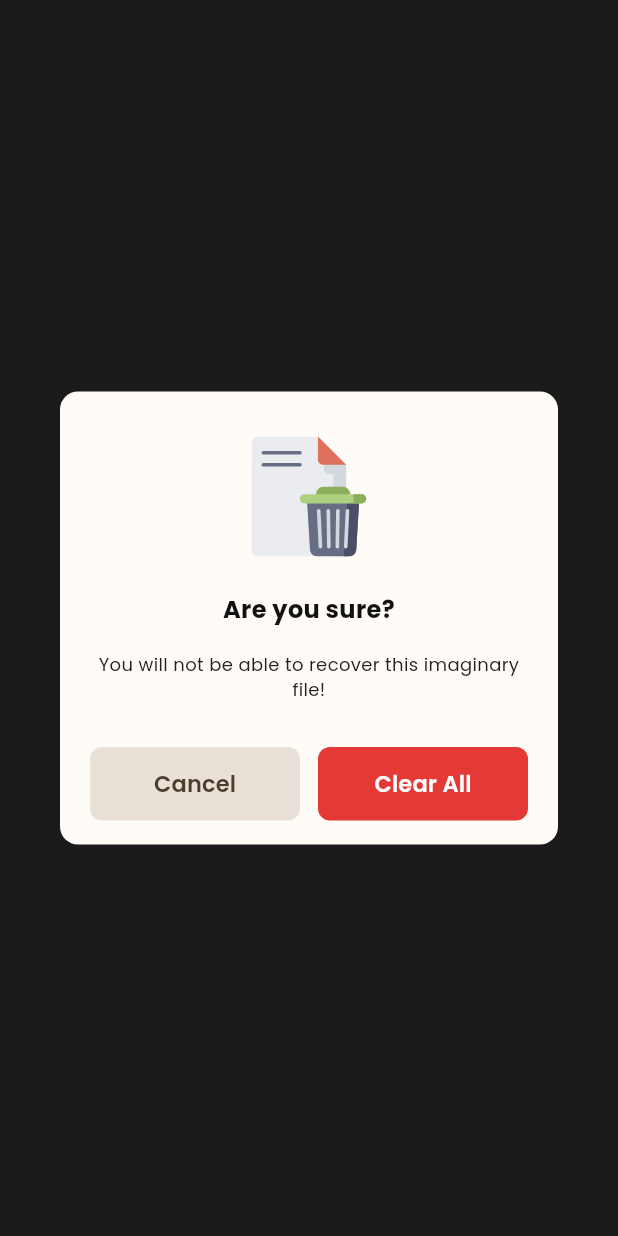
After one commit to shakilmahmud10/shakil_new, a Flutter app: the DialogWidget3 screen opened directly, after a tap on "Show CustomDialog2", on a phone screen of 412 x 824 dp. The commit adds this screen. Run offline on Flutter 3.47's test engine with Material 3 defaults, Android fonts, the phone set to English and light mode, and no system bars; our stand-ins replace flutter_svg.

Commit message:
alertDialog added

```diff
--- a/lib/Dua and Ruqyah/quranGeneralSetting.dart
+++ b/lib/Dua and Ruqyah/quranGeneralSetting.dart
@@ -276,7 +276,7 @@ class _QurangeneralsettingState extends State<Qurangeneralsetting> {
                       () => _isWordByWordExpanded = !_isWordByWordExpanded),
                   child: Column(
                     children: [
-                      const SizedBox(height: 18),
+                      SizedBox(height: 18),
                       SettingsToggle(
                         label: 'Word by Word',
                         value: _wordByWord,
--- /dev/null
+++ b/lib/reuseable_widget/dialog_widget3.dart
@@ -0,0 +1,178 @@
+import 'package:flutter/material.dart';
+import 'package:flutter_svg/flutter_svg.dart';
+
+void main() {
+  runApp(const MyApp());
+}
+
+class MyApp extends StatelessWidget {
+  const MyApp({super.key});
+
+  @override
+  Widget build(BuildContext context) {
+    return const MaterialApp(
+      debugShowCheckedModeBanner: false,
+      home: DialogWidget3(),
+    );
+  }
+}
+
+class DialogWidget3 extends StatelessWidget {
+  const DialogWidget3({super.key});
+
+  @override
+  Widget build(BuildContext context) {
+    return Scaffold(
+      backgroundColor: const Color(0xFF3A3A3A),
+      body: Center(
+        child: ElevatedButton(
+          onPressed: () {
+            showDialog(
+              context: context,
+              builder: (_) {
+                return CustomDialog2(
+                  svgPath:
+                      "assets/images/svg/reusableWidget/deleteNotepad1.svg",
+                  title: "Are you sure?",
+                  subtitle:
+                      "You will not be able to recover this imaginary file!",
+                  button1Text: "Cancel",
+                  button2Text: "Clear All",
+                  onButton1Pressed: () => Navigator.pop(context),
+                  onButton2Pressed: () {
+                    Navigator.pop(context);
+                    // your clear all logic
+                  },
+                );
+              },
+            );
+          },
+          child: const Text("Show CustomDialog2"),
+        ),
+      ),
+    );
+  }
+}
+
+/// --- CustomDialog2 Reusable Widget ---
+class CustomDialog2 extends StatelessWidget {
+  final String? svgPath;
+  final String title;
+  final String subtitle;
+  final String button1Text;
+  final String button2Text;
+  final VoidCallback onButton1Pressed;
+  final VoidCallback onButton2Pressed;
+
+  const CustomDialog2({
+    super.key,
+    this.svgPath,
+    required this.title,
+    required this.subtitle,
+    required this.button1Text,
+    required this.button2Text,
+    required this.onButton1Pressed,
+    required this.onButton2Pressed,
+  });
+
+  @override
+  Widget build(BuildContext context) {
+    return Dialog(
+      shape: RoundedRectangleBorder(
+        borderRadius: BorderRadius.circular(12),
+      ),
+      backgroundColor: const Color(0xFFFFFBF7), // creamy white
+      insetPadding: const EdgeInsets.symmetric(horizontal: 40),
+      child: Padding(
+        padding: const EdgeInsets.fromLTRB(20, 30, 20, 16),
+        child: Column(
+          mainAxisSize: MainAxisSize.min,
+          children: [
+            if (svgPath != null)
+              SvgPicture.asset(
+                svgPath!,
+                width: 80,
+                height: 80,
+                fit: BoxFit.contain,
+              ),
+            const SizedBox(height: 24),
+
+            // Title
+            Text(
+              title,
+              style: const TextStyle(
+                fontSize: 16,
+                fontWeight: FontWeight.w700,
+                color: Color(0xFF111111),
+              ),
+              textAlign: TextAlign.center,
+            ),
+
+            const SizedBox(height: 16),
+
+            // Subtitle
+            Text(
+              subtitle,
+              style: const TextStyle(
+                fontSize: 12,
+                fontWeight: FontWeight.normal,
+                color: Color(0xFF222222),
+                height: 1.4,
+              ),
+              textAlign: TextAlign.center,
+            ),
+
+            const SizedBox(height: 30),
+
+            // Buttons Row
+            Row(
+              children: [
+                Expanded(
+                  child: TextButton(
+                    style: TextButton.styleFrom(
+                      backgroundColor: const Color(0xFFE9E1D7),
+                      padding: const EdgeInsets.symmetric(vertical: 14),
+                      shape: RoundedRectangleBorder(
+                        borderRadius: BorderRadius.circular(8),
+                      ),
+                    ),
+                    onPressed: onButton1Pressed,
+                    child: Text(
+                      button1Text,
+                      style: const TextStyle(
+                        fontSize: 15,
+                        fontWeight: FontWeight.w600,
+                        color: Color(0xFF4B3E2C),
+                      ),
+                    ),
+                  ),
+                ),
+                const SizedBox(width: 12),
+                Expanded(
+                  child: TextButton(
+                    style: TextButton.styleFrom(
+                      backgroundColor: const Color(0xFFE53935),
+                      padding: const EdgeInsets.symmetric(vertical: 14),
+                      shape: RoundedRectangleBorder(
+                        borderRadius: BorderRadius.circular(8),
+                      ),
+                    ),
+                    onPressed: onButton2Pressed,
+                    child: Text(
+                      button2Text,
+                      style: const TextStyle(
+                        fontSize: 15,
+                        fontWeight: FontWeight.w600,
+                        color: Colors.white,
+                      ),
+                    ),
+                  ),
+                ),
+              ],
+            ),
+          ],
+        ),
+      ),
+    );
+  }
+}
```
Also changed, not shown: lib/main.dart (+14 -0 lines), lib/reuseable_widget/dialog_widget2.dart (added, +200 -0 lines), assets/images/svg/reusableWidget/bgSplash1.svg (added), assets/images/svg/reusableWidget/deleteNotepad1.svg (added), assets/images/svg/reusableWidget/notFound1.svg (added), assets/images/svg/reusableWidget/topCross_notepad.svg (added).
